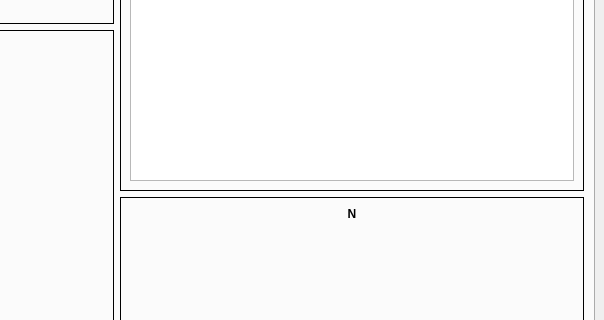
Above: main.ui from GamerTechUni/gavins-weather-app before the change; both pictures show x 371 to 975 and y 392 to 712 of the 975 by 813 pixel window. Below: the same form after it.
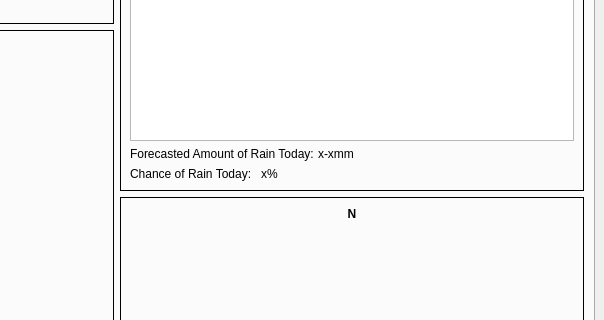
That is the form after the change. Icons and pictures are not drawn. Custom widgets are drawn as their Qt base class.

Commit message: Replace Placeholder Rain Widget on Overview with working one

What changed in the file:
```diff
--- a/main.ui
+++ b/main.ui
@@ -535,7 +535,49 @@
             </property>
             <layout class="QVBoxLayout" name="verticalLayout_11">
              <item>
-              <widget class="QGraphicsView" name="graphicsView"/>
+              <widget class="GraphPlot" name="rain_graph_overview"/>
+             </item>
+             <item>
+              <layout class="QHBoxLayout" name="horizontalLayout_17" stretch="1,20">
+               <property name="spacing">
+                <number>0</number>
+               </property>
+               <property name="bottomMargin">
+                <number>0</number>
+               </property>
+               <item>
+                <widget class="QLabel" name="label_6">
+                 <property name="text">
+                  <string>Forecasted Amount of Rain Today: </string>
+                 </property>
+                </widget>
+               </item>
+               <item>
+                <widget class="QLabel" name="forecast_amount_of_rain_overview">
+                 <property name="text">
+                  <string>x-xmm</string>
+                 </property>
+                </widget>
+               </item>
+              </layout>
+             </item>
+             <item>
+              <layout class="QHBoxLayout" name="horizontalLayout_18" stretch="1,20">
+               <item>
+                <widget class="QLabel" name="label_4">
+                 <property name="text">
+                  <string>Chance of Rain Today: </string>
+                 </property>
+                </widget>
+               </item>
+               <item>
+                <widget class="QLabel" name="chance_of_rain_overview">
+                 <property name="text">
+                  <string>x%</string>
+                 </property>
+                </widget>
+               </item>
+              </layout>
              </item>
             </layout>
            </widget>
@@ -875,6 +917,11 @@
    <header>compasswidget.h</header>
    <container>1</container>
   </customwidget>
+  <customwidget>
+   <class>GraphPlot</class>
+   <extends>QGraphicsView</extends>
+   <header>graphplot.h</header>
+  </customwidget>
  </customwidgets>
  <resources/>
  <connections/>
```
The commit also changes 4 other files.
